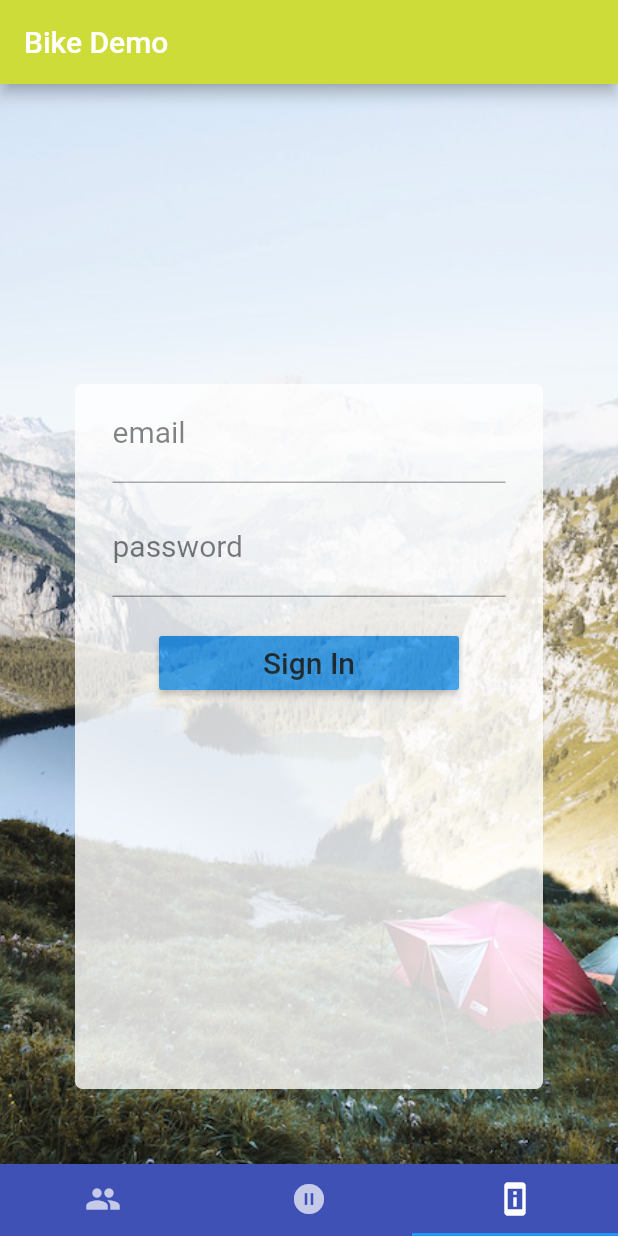
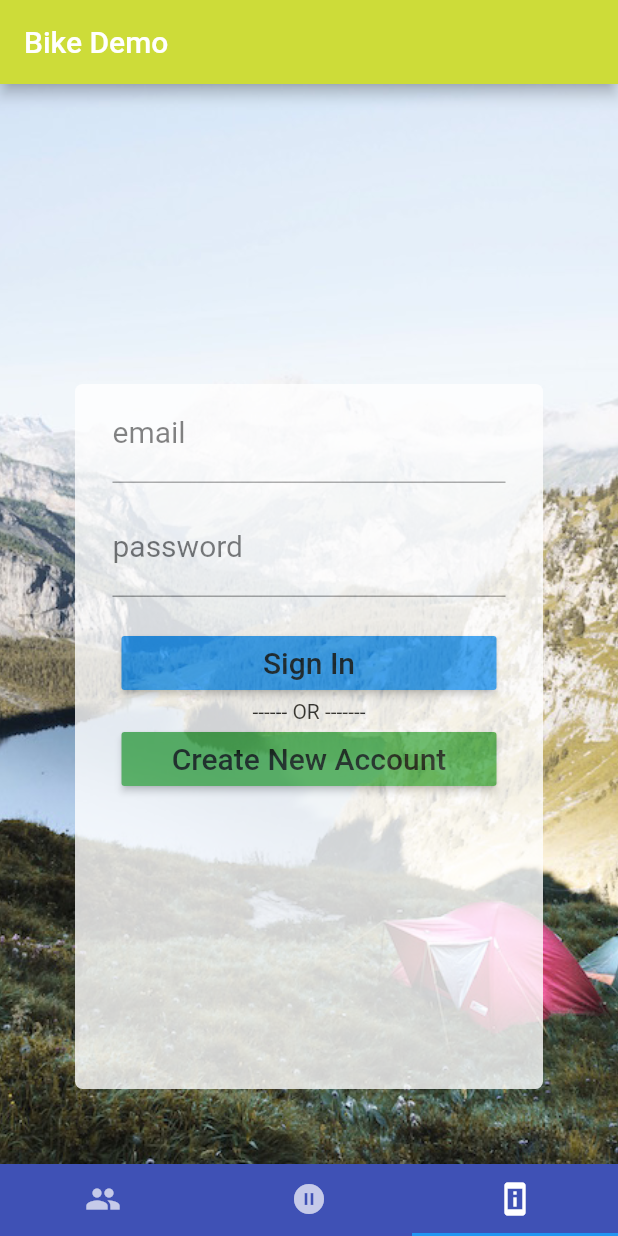
Before and after one commit to bingobailey/bike_demo_before_androidx_conv, a Flutter app: the screen it shows after launch, item 3 of the bottom bar chosen, on a phone screen of 412 x 824 dp. Run offline on Flutter 3.47's test engine with Material 2 defaults, Android fonts, the phone set to English and light mode, and no system bars; our stand-ins replace firebase_auth, firebase_database, firebase_messaging, google_sign_in, location; accounts and stored records are empty.

Commit message:
login and create account mods

```diff
--- a/lib/widgets/loginfirebase.dart
+++ b/lib/widgets/loginfirebase.dart
@@ -52,7 +52,7 @@ class _LoginFirebaseWidgetState extends State<LoginFirebaseWidget> {
     }
 
 
-
+//                ********** Build Methods ************
 
   // build the main widget
 
@@ -74,7 +74,20 @@ class _LoginFirebaseWidgetState extends State<LoginFirebaseWidget> {
                             color: Colors.white,
                               borderRadius: BorderRadius.circular(5.0),
                           ) ,
-                           child: new Form(
+                          child: buildLoginForm(),
+
+                        ),
+                        opacity: .8,
+             )
+           )
+         );
+
+     } // build method
+
+
+  // Build the LoginForm
+  Widget buildLoginForm() {
+   return new Form(
           key: _formKey,
           child: new SingleChildScrollView(
               child: new Column(
@@ -84,21 +97,14 @@ class _LoginFirebaseWidgetState extends State<LoginFirebaseWidget> {
                   buildPasswordField(),
                   new SizedBox( height: 20.0,),
                   buildLoginButton(),
-
+                  new Text("------ OR -------"),
+                  buildCreateButton(),
                 ],
               ),
           ),
-                           ),
-                        ),
-                        opacity: .8,
-             )
+        );
+  }
 
-
-           )
-
-         );
-
-     } // build method
 
 
   // Build Email Address Field
@@ -150,7 +156,7 @@ class _LoginFirebaseWidgetState extends State<LoginFirebaseWidget> {
   // Build login button
   Widget buildLoginButton() {
     return new Container(
-          width: 200.0,
+          width: 250.0,
          child:  new RaisedButton(
           color: Colors.blue,
             child: new Text("Sign In", style: new TextStyle( fontSize: 20.0),),
@@ -158,6 +164,31 @@ class _LoginFirebaseWidgetState extends State<LoginFirebaseWidget> {
         ),
 
       );
+  }
+
+ // Build login button
+  Widget buildCreateButton() {
+    return new Container(
+          width: 250.0,
+         child:  new RaisedButton(
+          color: Colors.green,
+            child: new Text("Create New Account", style: new TextStyle( fontSize: 20.0),),
+            onPressed: _onCreateAccountPressed,
+        ),
+
+      );
+  }
+
+
+
+
+  //                    ********  Action Methods *********
+
+
+  // Create Account button
+  void _onCreateAccountPressed() {
+
+    print("pressed it");
   }
 
 
```
Lines whose indentation alone changed are shown as unchanged.
